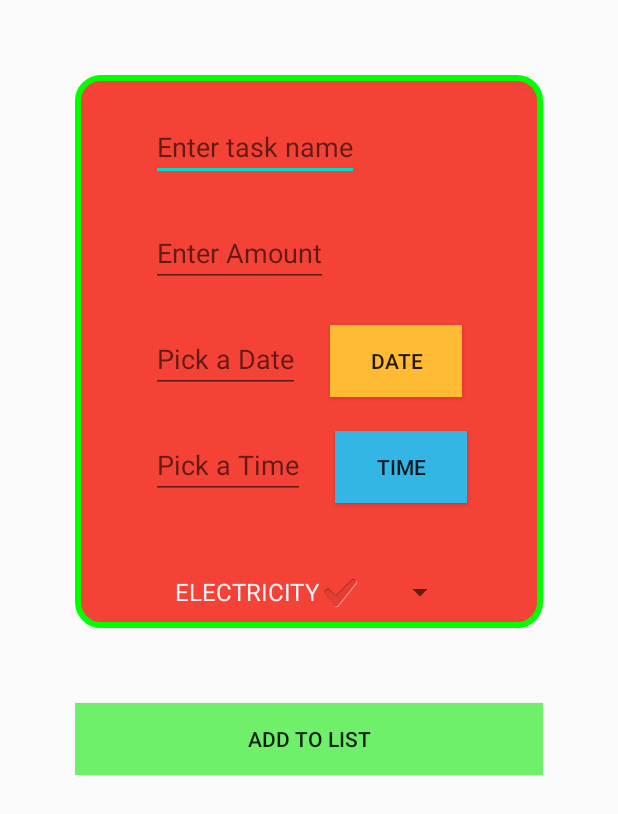
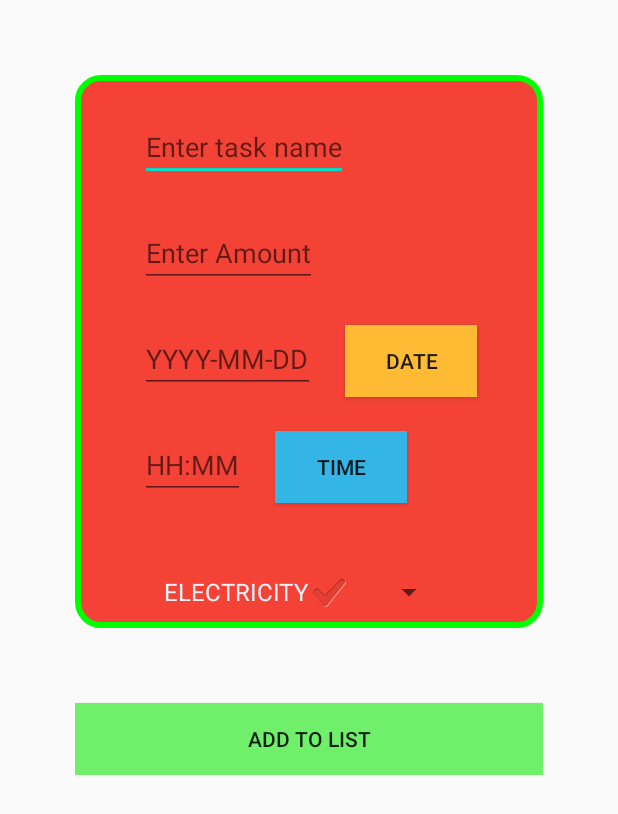
Before and after one commit to M2kishore/expense-management, an Android app: the CreateTaskActivity screen opened directly, with no data from a screen before it, after a tap on "ADD TO LIST", on a phone screen of 412 x 824 dp. Shown: the top 814 px of the screen. Run offline under Robolectric (Android 15) with nearby library versions, the phone set to English and light mode, and no system bars; Roboto replaces fonts that are not available here.

Commit message:
pending fragmented completed by adding the task to db

```diff
--- a/app/src/main/java/com/jarves/expense_manager/dashboard/CreateTaskActivity.java
+++ b/app/src/main/java/com/jarves/expense_manager/dashboard/CreateTaskActivity.java
@@ -19,6 +19,10 @@ import android.widget.TimePicker;
 import android.widget.Toast;
 
 import com.jarves.expense_manager.R;
+import com.jarves.expense_manager.class_components.Date;
+import com.jarves.expense_manager.class_components.Task;
+import com.jarves.expense_manager.class_components.Time;
+import com.jarves.expense_manager.database.Database;
 
 import java.util.Calendar;
 
@@ -28,6 +32,7 @@ public class CreateTaskActivity extends AppCompatActivity implements DatePickerD
    EditText date,time,ed1,ed2;
    Spinner sp;
    String tname,amt,cat,d,t;
+   int dat,y,m,hr,min;
    RelativeLayout rl;
    String[] category={"ELECTRICITY","RECHARGE","GYM"};
 
@@ -46,6 +51,8 @@ public class CreateTaskActivity extends AppCompatActivity implements DatePickerD
 
 
         sp=findViewById(R.id.sp1);
+
+
 
         b1.setOnClickListener(new View.OnClickListener() {
             @Override
@@ -68,6 +75,8 @@ public class CreateTaskActivity extends AppCompatActivity implements DatePickerD
                 TimePickerDialog timePickerDialog=new TimePickerDialog(CreateTaskActivity.this, new TimePickerDialog.OnTimeSetListener() {
                     @Override
                     public void onTimeSet(TimePicker timePicker, int i, int i1) {
+                        hr=i;
+                        min=i1;
                         time.setText(i+":"+i1);
                         t=time.getText().toString();
                     }
@@ -97,10 +106,15 @@ public class CreateTaskActivity extends AppCompatActivity implements DatePickerD
             public void onClick(View view) {
                 tname=ed1.getText().toString();
                 amt=ed2.getText().toString();
-
+                Database db = new Database(getApplicationContext()); //obj creation
 
                 if( !(tname.isEmpty() || amt.isEmpty() || d.isEmpty() || t.isEmpty() ) )
                 {
+                    //pushing to database
+
+                    Task crt=new Task(tname,Integer.parseInt(amt),cat,new Date(dat,m,y),new Time(hr,min));
+                    db.addNewTask(crt);
+
                     Intent intent=new Intent(getApplicationContext(), ShowTaskActivity.class);
                     intent.putExtra("task",tname);
                     intent.putExtra("amount",amt);
@@ -113,9 +127,17 @@ public class CreateTaskActivity extends AppCompatActivity implements DatePickerD
                 {
                     Toast.makeText(getApplicationContext(),"Fill all the Fields",Toast.LENGTH_SHORT).show();
                 }
+
+                tname="";
+                amt="";
+                d="";
+                cat="";
+                t="";
             }
 
         });
+
+
 
 
 
@@ -125,6 +147,9 @@ public class CreateTaskActivity extends AppCompatActivity implements DatePickerD
     @Override
     public void onDateSet(DatePicker datePicker, int year, int month, int da) {
         date.setText(year+"-"+(month-1)+"-"+da);
+        dat=da;
+        m=month-1;
+        y=year;
         d=date.getText().toString();
     }
 
--- a/app/src/main/res/layout/activity_create_task.xml
+++ b/app/src/main/res/layout/activity_create_task.xml
@@ -36,8 +36,8 @@
         android:layout_height="wrap_content"
         android:id="@+id/et3"
         android:layout_marginTop="25dp"
-        android:hint="Pick a Date"
-        android:inputType="date"
+        android:hint="YYYY-MM-DD"
+        android:inputType="datetime"
         android:layout_below="@id/et2"/>
     <Button
         android:layout_width="wrap_content"
@@ -54,7 +54,8 @@
         android:layout_height="wrap_content"
         android:layout_marginTop="25dp"
         android:id="@+id/et4"
-        android:hint="Pick a Time"
+        android:hint="HH:MM"
+        android:inputType="time"
         android:layout_below="@id/et3"/>
     <Button
         android:layout_width="wrap_content"
```
